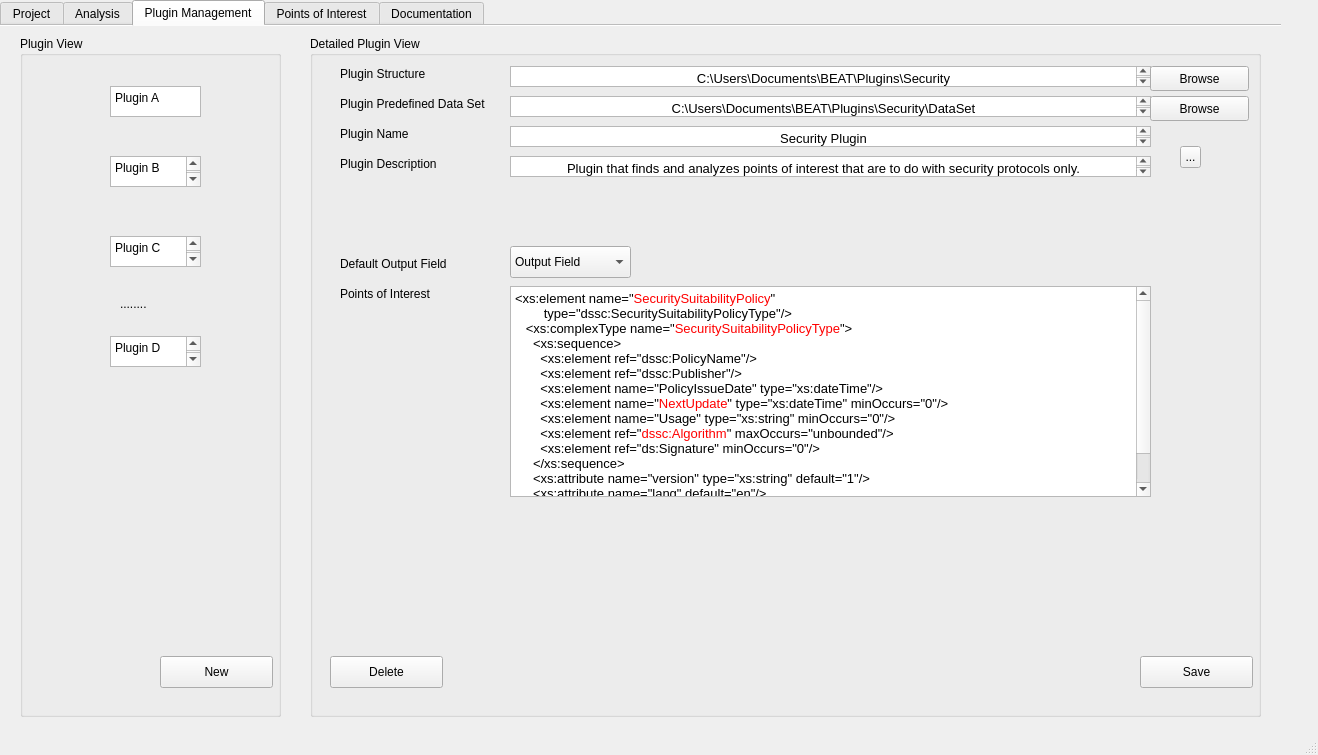
Old version of the form main.ui in the repository maurygrin/Software-Project-Team9.
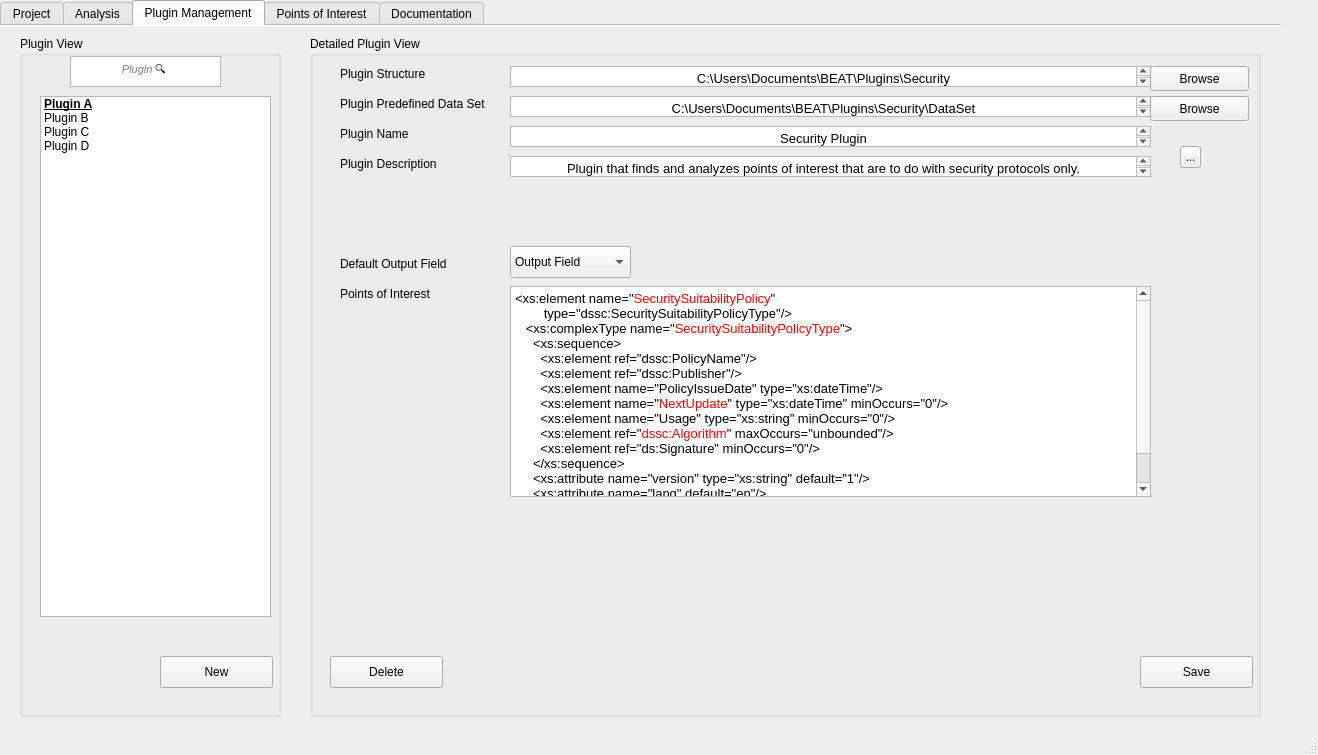
New version of the form. The open tabs and pages were chosen to show the change.

Commit message: Plugin Management Update

The edit to the form file:
```diff
--- a/main.ui
+++ b/main.ui
@@ -629,74 +629,59 @@
         <string>New</string>
        </property>
       </widget>
-      <widget class="QPlainTextEdit" name="plainTextEdit">
+      <widget class="QTextEdit" name="poiSearch_2">
        <property name="geometry">
         <rect>
-         <x>90</x>
-         <y>50</y>
-         <width>91</width>
+         <x>50</x>
+         <y>20</y>
+         <width>151</width>
          <height>31</height>
         </rect>
        </property>
-       <property name="plainText">
-        <string>Plugin A</string>
+       <property name="html">
+        <string>&lt;!DOCTYPE HTML PUBLIC &quot;-//W3C//DTD HTML 4.0//EN&quot; &quot;http://www.w3.org/TR/REC-html40/strict.dtd&quot;&gt;
+&lt;html&gt;&lt;head&gt;&lt;meta name=&quot;qrichtext&quot; content=&quot;1&quot; /&gt;&lt;style type=&quot;text/css&quot;&gt;
+p, li { white-space: pre-wrap; }
+&lt;/style&gt;&lt;/head&gt;&lt;body style=&quot; font-family:'MS Shell Dlg 2'; font-size:9.75pt; font-weight:400; font-style:normal;&quot;&gt;
+&lt;p align=&quot;center&quot; style=&quot; margin-top:0px; margin-bottom:0px; margin-left:0px; margin-right:0px; -qt-block-indent:0; text-indent:0px;&quot;&gt;&lt;span style=&quot; font-size:8.25pt; font-style:italic; color:#7e7e7e;&quot;&gt;Plugin &lt;/span&gt;&lt;span style=&quot; font-family:'Roboto,arial,sans-serif'; font-size:8pt; color:#222222; background-color:#ffffff;&quot;&gt;🔍&lt;/span&gt;&lt;span style=&quot; font-size:8pt; font-style:italic; color:#7e7e7e;&quot;&gt; &lt;/span&gt;&lt;/p&gt;&lt;/body&gt;&lt;/html&gt;</string>
        </property>
       </widget>
-      <widget class="QPlainTextEdit" name="plainTextEdit_2">
+      <widget class="QListWidget" name="listWidget_2">
        <property name="geometry">
         <rect>
-         <x>90</x>
-         <y>120</y>
-         <width>91</width>
-         <height>31</height>
+         <x>20</x>
+         <y>60</y>
+         <width>231</width>
+         <height>521</height>
         </rect>
        </property>
-       <property name="plainText">
-        <string>Plugin B
-
-</string>
-       </property>
-      </widget>
-      <widget class="QPlainTextEdit" name="plainTextEdit_3">
-       <property name="geometry">
-        <rect>
-         <x>90</x>
-         <y>200</y>
-         <width>91</width>
-         <height>31</height>
-        </rect>
-       </property>
-       <property name="plainText">
-        <string>Plugin C
-</string>
-       </property>
-      </widget>
-      <widget class="QLabel" name="label_22">
-       <property name="geometry">
-        <rect>
-         <x>100</x>
-         <y>260</y>
-         <width>55</width>
-         <height>16</height>
-        </rect>
-       </property>
-       <property name="text">
-        <string>........</string>
-       </property>
-      </widget>
-      <widget class="QPlainTextEdit" name="plainTextEdit_4">
-       <property name="geometry">
-        <rect>
-         <x>90</x>
-         <y>300</y>
-         <width>91</width>
-         <height>31</height>
-        </rect>
-       </property>
-       <property name="plainText">
-        <string>Plugin D
-</string>
-       </property>
+       <item>
+        <property name="text">
+         <string>Plugin A</string>
+        </property>
+        <property name="font">
+         <font>
+          <weight>75</weight>
+          <bold>true</bold>
+          <underline>true</underline>
+         </font>
+        </property>
+       </item>
+       <item>
+        <property name="text">
+         <string>Plugin B</string>
+        </property>
+       </item>
+       <item>
+        <property name="text">
+         <string>Plugin C</string>
+        </property>
+       </item>
+       <item>
+        <property name="text">
+         <string>Plugin D</string>
+        </property>
+       </item>
       </widget>
      </widget>
      <widget class="QGroupBox" name="groupBox_6">
```
Left out of the diff: 70 changed lines with no effect on the pictures.
